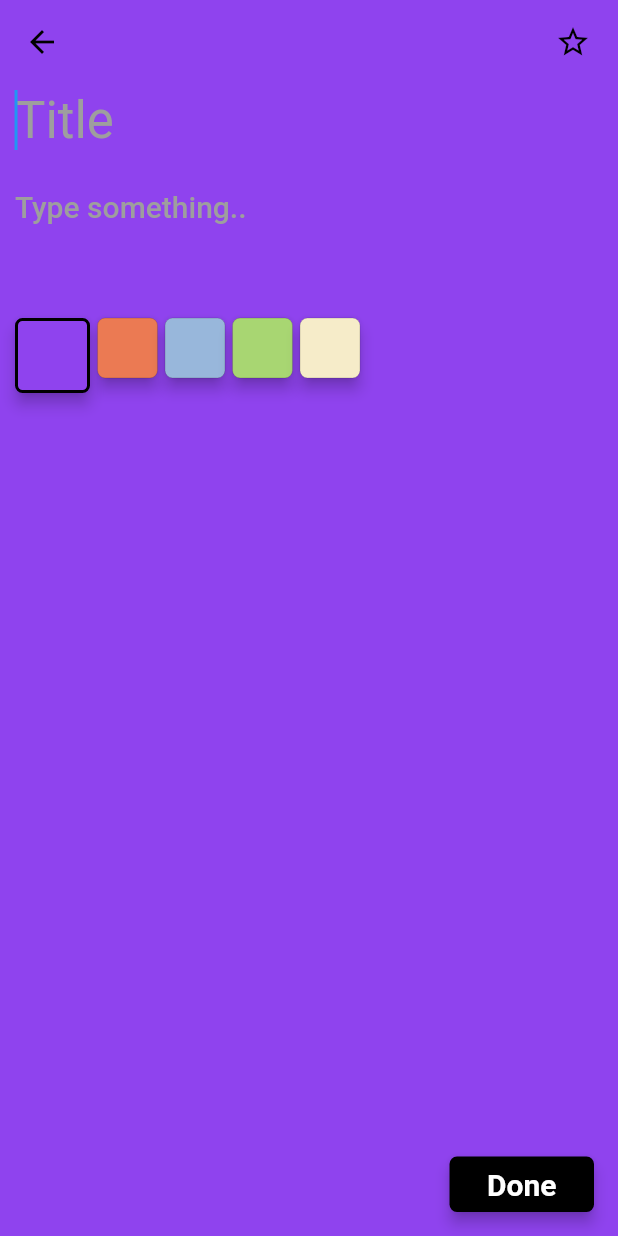
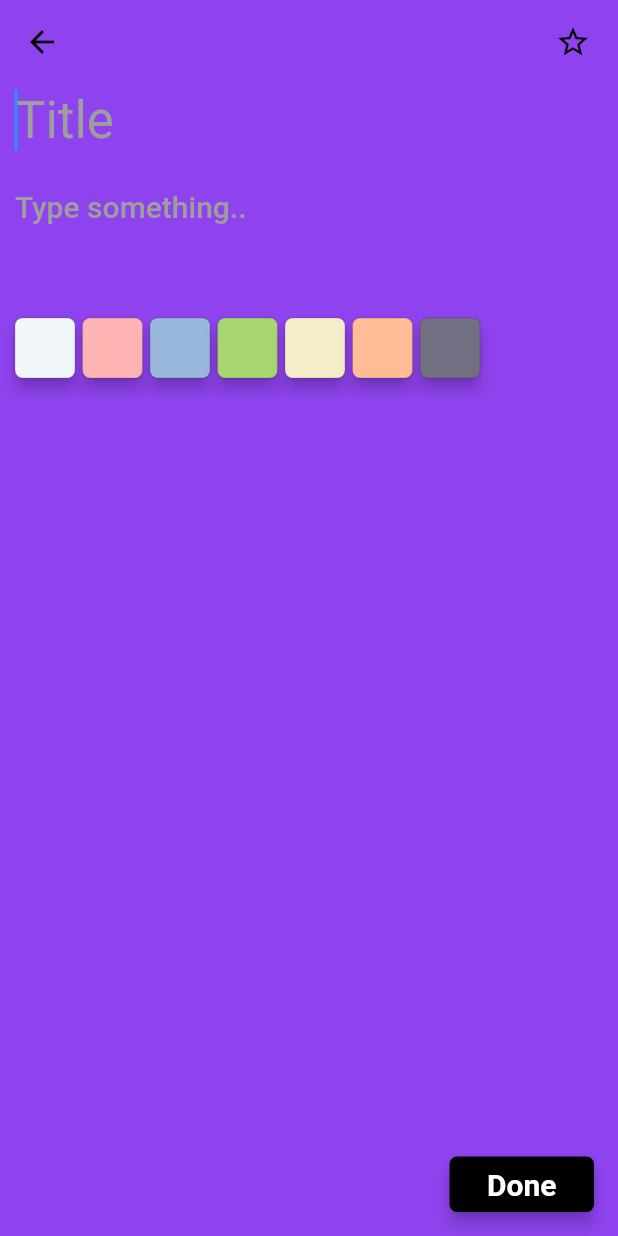
Before and after one commit to Akashrajark/note, a Flutter app: the NoteScreen screen opened directly, on a phone screen of 412 x 824 dp. Run offline on Flutter 3.47's test engine with Material 2 defaults, Android fonts, the phone set to English and light mode, and no system bars; our stand-ins replace google_fonts, isar; accounts and stored records are empty; generated files the repository leaves out were written again.

Commit message:
change app name and colors

```diff
--- a/lib/screens/note_screen.dart
+++ b/lib/screens/note_screen.dart
@@ -170,23 +170,23 @@ class _NoteScreenState extends State<NoteScreen> {
                 runSpacing: 5,
                 children: [
                   ColorBox(
-                    color: const Color(0xFF8F43EE),
+                    color: const Color(0xFFF1F6F9),
                     onTap: () {
                       setState(
                         () {
-                          color = const Color(0xFF8F43EE);
+                          color = const Color(0xFFF1F6F9);
                         },
                       );
                     },
-                    isActive: color == const Color(0xFF8F43EE),
+                    isActive: color == const Color(0xFFF1F6F9),
                   ),
                   ColorBox(
-                    color: const Color(0xFFEB7A53),
-                    isActive: color == const Color(0xFFEB7A53),
+                    color: const Color(0xFFFFB4B4),
+                    isActive: color == const Color(0xFFFFB4B4),
                     onTap: () {
                       setState(
                         () {
-                          color = const Color(0xFFEB7A53);
+                          color = const Color(0xFFFFB4B4);
                         },
                       );
                     },
@@ -224,8 +224,30 @@ class _NoteScreenState extends State<NoteScreen> {
                       );
                     },
                   ),
+                  ColorBox(
+                    color: const Color(0xFFFFBC97),
+                    isActive: color == const Color(0xFFFFBC97),
+                    onTap: () {
+                      setState(
+                        () {
+                          color = const Color(0xFFFFBC97);
+                        },
+                      );
+                    },
+                  ),
+                  ColorBox(
+                    color: const Color(0xFF716F81),
+                    isActive: color == const Color(0xFF716F81),
+                    onTap: () {
+                      setState(
+                        () {
+                          color = const Color(0xFF716F81);
+                        },
+                      );
+                    },
+                  ),
                 ],
-              )
+              ),
             ],
           ),
         ),
```
Also changed, not shown: lib/widget/custom_new_note.dart (+4 -11 lines), assets/image/Rectangle 43.svg (added), 1 other file.
